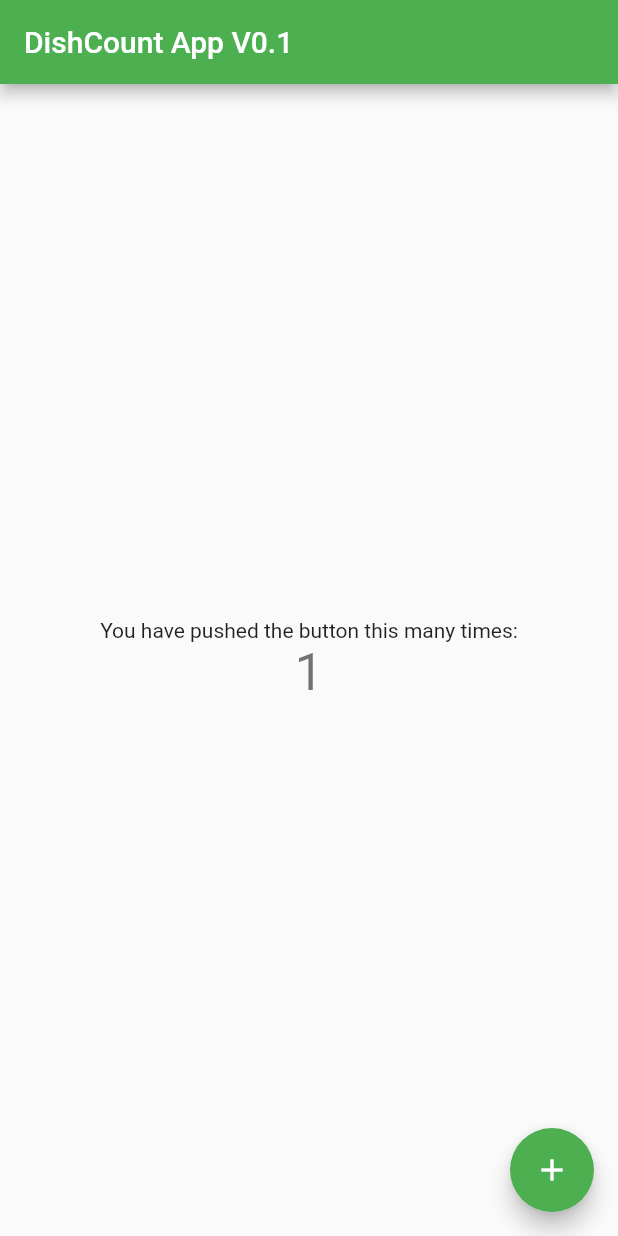
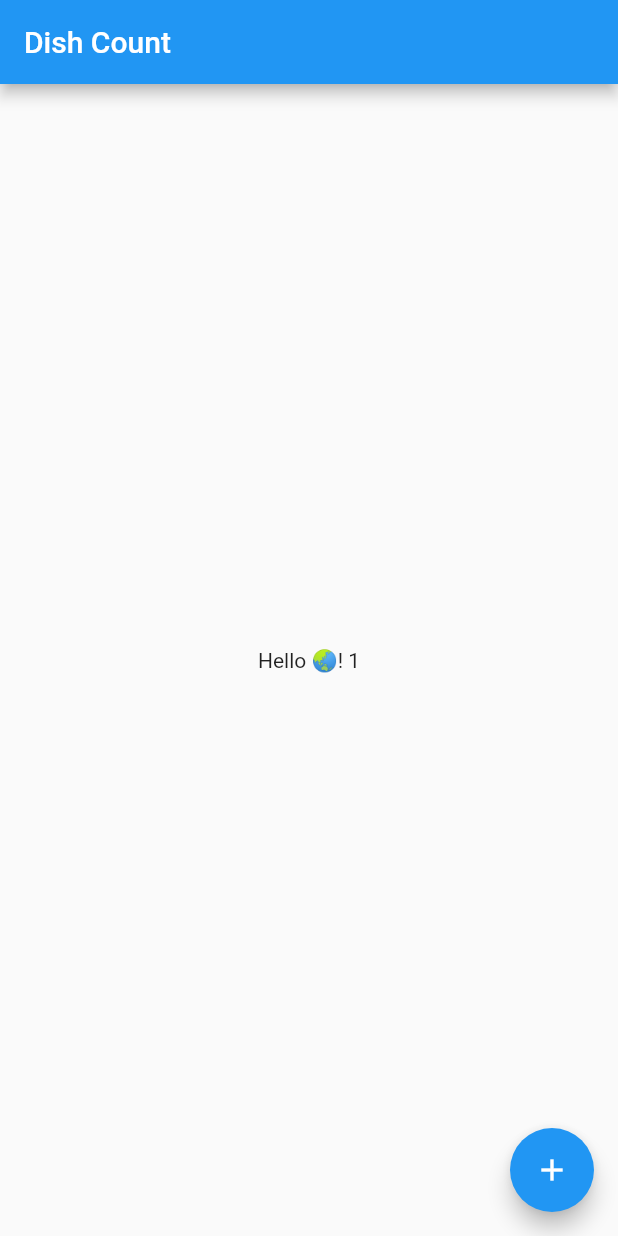
Before and after one commit to penggu/DishCount, a Flutter app: the screen it shows after launch, after a tap on the "add" icon, on a phone screen of 412 x 824 dp. Run offline on Flutter 3.47's test engine with Material 2 defaults, Android fonts, the phone set to English and light mode, and no system bars.

Commit message:
build a counter app from scratch

```diff
--- a/dishcount/lib/main.dart
+++ b/dishcount/lib/main.dart
@@ -1,115 +1,52 @@
 import 'package:flutter/material.dart';
 
 void main() {
-  runApp(const DishCountApp());
+  runApp(DishCount());
 }
 
-class DishCountApp extends StatelessWidget {
-  const DishCountApp({super.key});
+class DishCount extends StatefulWidget {
+  const DishCount({Key? key}) : super(key: key);
 
-  // This widget is the root of your application.
+  @override
+  State<DishCount> createState() => _DishCountState();
+}
+
+class _DishCountState extends State<DishCount> {
+  int count = 0;
+
   @override
   Widget build(BuildContext context) {
     return MaterialApp(
-      title: 'Dish Count App V0.1',
-      theme: ThemeData(
-        // This is the theme of your application.
-        //
-        // Try running your application with "flutter run". You'll see the
-        // application has a blue toolbar. Then, without quitting the app, try
-        // changing the primarySwatch below to Colors.green and then invoke
-        // "hot reload" (press "r" in the console where you ran "flutter run",
-        // or simply save your changes to "hot reload" in a Flutter IDE).
-        // Notice that the counter didn't reset back to zero; the application
-        // is not restarted.
-        primarySwatch: Colors.green,
-      ),
-      home: const DishCountHomePage(title: 'DishCount App V0.1'),
+      home: Scaffold(
+          appBar: AppBar(
+            title: Text('Dish Count'),
+          ),
+          body: Center(
+            child: Text('Hello 🌏! ' + '$count'),
+          ),
+          floatingActionButton: FloatingActionButton(
+            child: Icon(Icons.add),
+            onPressed: () {
+              setState(() {
+                count++;
+              });
+            },
+          )),
     );
-  }
-}
-
-class DishCountHomePage extends StatefulWidget {
-  const DishCountHomePage({super.key, required this.title});
-
-  // This widget is the home page of your application. It is stateful, meaning
-  // that it has a State object (defined below) that contains fields that affect
-  // how it looks.
-
-  // This class is the configuration for the state. It holds the values (in this
-  // case the title) provided by the parent (in this case the App widget) and
-  // used by the build method of the State. Fields in a Widget subclass are
-  // always marked "final".
-
-  final String title;
-
-  @override
-  State<DishCountHomePage> createState() => _DishCountHomePageState();
-}
-
-class _DishCountHomePageState extends State<DishCountHomePage> {
-  int _counter = 0;
-
-  void _incrementCounter() {
-    setState(() {
-      // This call to setState tells the Flutter framework that something has
-      // changed in this State, which causes it to rerun the build method below
-      // so that the display can reflect the updated values. If we changed
-      // _counter without calling setState(), then the build method would not be
-      // called again, and so nothing would appear to happen.
-      _counter++;
-    });
   }
 
   @override
-  Widget build(BuildContext context) {
-    // This method is rerun every time setState is called, for instance as done
-    // by the _incrementCounter method above.
-    //
-    // The Flutter framework has been optimized to make rerunning build methods
-    // fast, so that you can just rebuild anything that needs updating rather
-    // than having to individually change instances of widgets.
-    return Scaffold(
-      appBar: AppBar(
-        // Here we take the value from the MyHomePage object that was created by
-        // the App.build method, and use it to set our appbar title.
-        title: Text(widget.title),
-      ),
-      body: Center(
-        // Center is a layout widget. It takes a single child and positions it
-        // in the middle of the parent.
-        child: Column(
-          // Column is also a layout widget. It takes a list of children and
-          // arranges them vertically. By default, it sizes itself to fit its
-          // children horizontally, and tries to be as tall as its parent.
-          //
-          // Invoke "debug painting" (press "p" in the console, choose the
-          // "Toggle Debug Paint" action from the Flutter Inspector in Android
-          // Studio, or the "Toggle Debug Paint" command in Visual Studio Code)
-          // to see the wireframe for each widget.
-          //
-          // Column has various properties to control how it sizes itself and
-          // how it positions its children. Here we use mainAxisAlignment to
-          // center the children vertically; the main axis here is the vertical
-          // axis because Columns are vertical (the cross axis would be
-          // horizontal).
-          mainAxisAlignment: MainAxisAlignment.center,
-          children: <Widget>[
-            const Text(
-              'You have pushed the button this many times:',
-            ),
-            Text(
-              '$_counter',
-              style: Theme.of(context).textTheme.headlineMedium,
-            ),
-          ],
-        ),
-      ),
-      floatingActionButton: FloatingActionButton(
-        onPressed: _incrementCounter,
-        tooltip: 'Increment',
-        child: const Icon(Icons.add),
-      ), // This trailing comma makes auto-formatting nicer for build methods.
-    );
+  void initState() {
+    // TODO: fetch data from database
+
+    super.initState();
+    // print('initState');
+  }
+
+  @override
+  void dispose() {
+    // TODO: implement dispose
+
+    super.dispose();
   }
 }
--- a/dishcount/pubspec.yaml
+++ b/dishcount/pubspec.yaml
@@ -36,6 +36,8 @@ dependencies:
   cupertino_icons: ^1.0.2
 
   image_picker: ^0.8.7 # Use the latest version
+
+  camera: ^0.9.7+1
 
 dev_dependencies:
   flutter_test:
```
Also changed, not shown: 5 other files.
